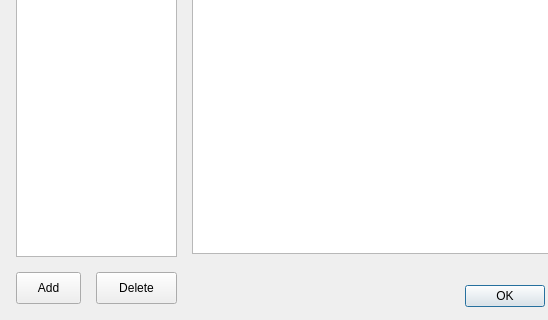
Qt form uis/templates.ui (amirgeva/coide) before a commit; both pictures show x 0 to 548 and y 160 to 480 of the 640 by 480 pixel window.
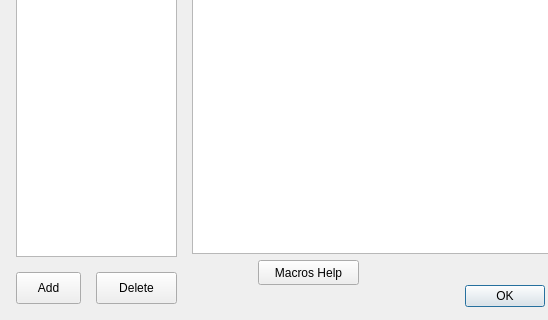
The same form after that commit.

Commit message: Added templates macros help

The edit to the form file:
```diff
--- a/uis/templates.ui
+++ b/uis/templates.ui
@@ -81,6 +81,19 @@
     <string>Delete</string>
    </property>
   </widget>
+  <widget class="QPushButton" name="macrosButton">
+   <property name="geometry">
+    <rect>
+     <x>258</x>
+     <y>420</y>
+     <width>101</width>
+     <height>25</height>
+    </rect>
+   </property>
+   <property name="text">
+    <string>Macros Help</string>
+   </property>
+  </widget>
  </widget>
  <resources/>
  <connections>
```
